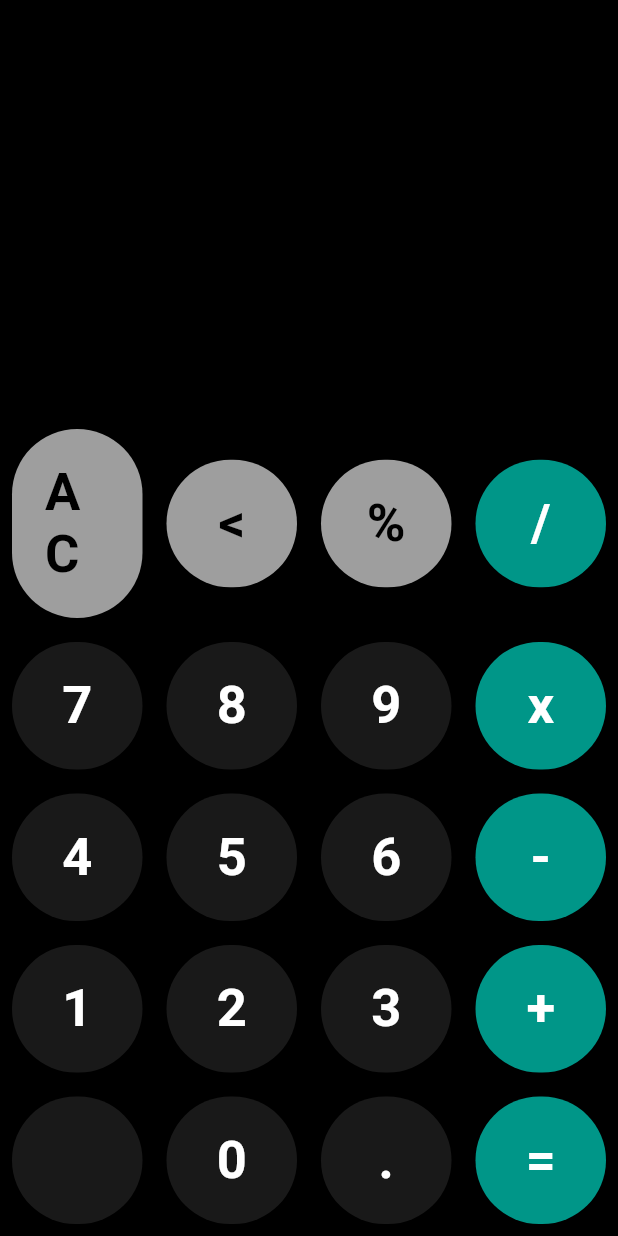
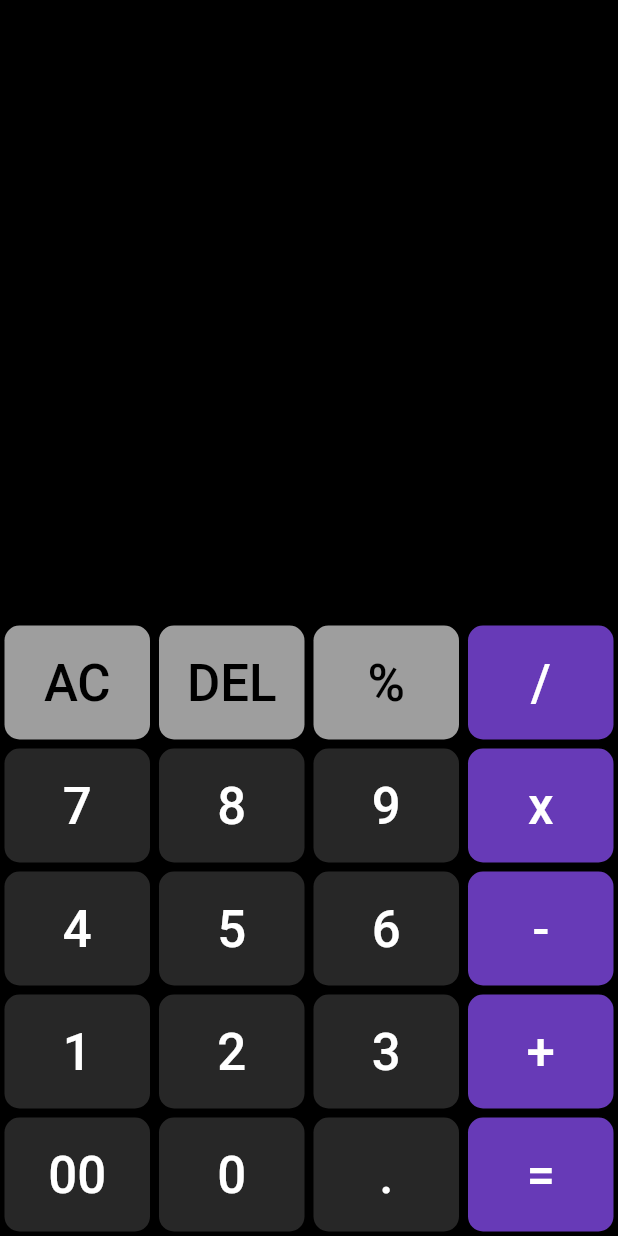
Before and after one commit to azhannnnn/calculator, a Flutter app: the screen it shows after launch, on a phone screen of 412 x 824 dp. Run offline on Flutter 3.47's test engine with Material 2 defaults, Android fonts, the phone set to English and light mode, and no system bars; our stand-ins replace math_expressions.

Commit message:
Update main.dart

```diff
--- a/lib/main.dart
+++ b/lib/main.dart
@@ -29,11 +29,13 @@ class _MyappState extends State<Myapp> {
     if (value == "AC") {
       input = "";
       output = "";
-    } else if (value == "<") {
+    } else if (value == "DEL") {
       if (input.isNotEmpty) {
         input = input.substring(0, input.length - 1);
       }
-    } else if (value == "=") {
+    }
+
+     else if (value == "=") {
       if (input.isNotEmpty) {
         var userinput = input;
         userinput = input.replaceAll("x", "*");
@@ -98,41 +100,41 @@ class _MyappState extends State<Myapp> {
           children: [
             button(
                 text: "AC", buttonbgColor: Colors.grey, tColor: Colors.black),
-            button(text: "<", buttonbgColor: Colors.grey, tColor: Colors.black),
+            button(text: "DEL", buttonbgColor: Colors.grey, tColor: Colors.black),
             button(text: "%", buttonbgColor: Colors.grey, tColor: Colors.black),
-            button(text: "/", buttonbgColor: Colors.teal),
+            button(text: "/", buttonbgColor: Colors.deepPurple),
           ],
         ),
         Row(
           children: [
-            button(text: "7"),
-            button(text: "8"),
-            button(text: "9"),
-            button(text: "x", buttonbgColor: Colors.teal),
+            button(text: "7",buttonbgColor: operatorColor),
+            button(text: "8",buttonbgColor: operatorColor),
+            button(text: "9",buttonbgColor: operatorColor),
+            button(text: "x", buttonbgColor: Colors.deepPurple),
           ],
         ),
         Row(
           children: [
-            button(text: "4"),
-            button(text: "5"),
-            button(text: "6"),
-            button(text: "-", buttonbgColor: Colors.teal),
+            button(text: "4",buttonbgColor: operatorColor),
+            button(text: "5",buttonbgColor: operatorColor),
+            button(text: "6",buttonbgColor: operatorColor),
+            button(text: "-", buttonbgColor: Colors.deepPurple),
           ],
         ),
         Row(
           children: [
-            button(text: "1"),
-            button(text: "2"),
-            button(text: "3"),
-            button(text: "+", buttonbgColor: Colors.teal),
+            button(text: "1",buttonbgColor: operatorColor),
+            button(text: "2",buttonbgColor: operatorColor),
+            button(text: "3",buttonbgColor: operatorColor),
+            button(text: "+", buttonbgColor: Colors.deepPurple),
           ],
         ),
         Row(
           children: [
-            button(text: ""),
-            button(text: "0"),
-            button(text: "."),
-            button(text: "=", buttonbgColor: Colors.teal),
+            button(text: "00",buttonbgColor: operatorColor),
+            button(text: "0",buttonbgColor: operatorColor),
+            button(text: ".",buttonbgColor: operatorColor),
+            button(text: "=", buttonbgColor: Colors.deepPurple),
           ],
         ),
       ]),
@@ -142,20 +144,20 @@ class _MyappState extends State<Myapp> {
   Widget button({text, tColor = Colors.white, buttonbgColor = buttonColor}) {
     return Expanded(
         child: Container(
-      margin: EdgeInsets.all(8),
+      margin: EdgeInsets.all(3),
       child: ElevatedButton(
         style: ElevatedButton.styleFrom(
             shape:
-                RoundedRectangleBorder(borderRadius: BorderRadius.circular(50)),
-            padding: EdgeInsets.all(22),
+                RoundedRectangleBorder(borderRadius: BorderRadius.circular(10)),
+            padding: EdgeInsets.all(18),
             primary: buttonbgColor),
         onPressed: () => onButtonClick(text),
         child: Text(
           text,
           style: TextStyle(
-            fontSize: 35,
+            fontSize: 34,
             color: tColor,
-            fontWeight: FontWeight.bold,
+            fontWeight: FontWeight.w500,
           ),
         ),
       ),
```
